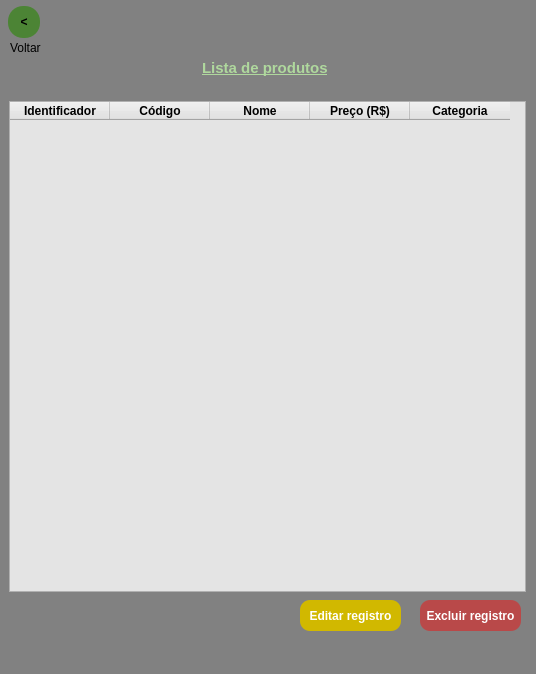
Qt form lib/janelaVerifProd.ui (antth-Luca/SistemaCadastro_MySQL) before a commit.
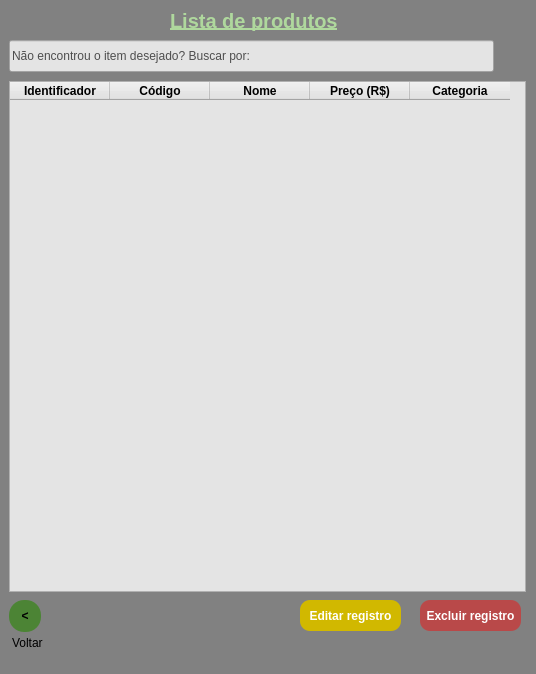
The same form after that commit. Icons and pictures are not drawn.

```diff
--- a/lib/janelaVerifProd.ui
+++ b/lib/janelaVerifProd.ui
@@ -20,8 +20,8 @@
    <widget class="QPushButton" name="botao_voltar">
     <property name="geometry">
      <rect>
-      <x>8</x>
-      <y>6</y>
+      <x>9</x>
+      <y>600</y>
       <width>32</width>
       <height>32</height>
      </rect>
@@ -45,8 +45,8 @@
    <widget class="QLabel" name="texto_botaoVoltar">
     <property name="geometry">
      <rect>
-      <x>10</x>
-      <y>40</y>
+      <x>12</x>
+      <y>635</y>
       <width>31</width>
       <height>16</height>
      </rect>
@@ -58,15 +58,15 @@
    <widget class="QLabel" name="label">
     <property name="geometry">
      <rect>
-      <x>202</x>
-      <y>60</y>
-      <width>132</width>
-      <height>16</height>
+      <x>170</x>
+      <y>10</y>
+      <width>181</width>
+      <height>21</height>
      </rect>
     </property>
     <property name="font">
      <font>
-      <pointsize>11</pointsize>
+      <pointsize>15</pointsize>
       <weight>75</weight>
       <bold>true</bold>
       <underline>true</underline>
@@ -83,9 +83,9 @@
     <property name="geometry">
      <rect>
       <x>9</x>
-      <y>101</y>
+      <y>81</y>
       <width>517</width>
-      <height>491</height>
+      <height>511</height>
      </rect>
     </property>
     <property name="styleSheet">
@@ -280,16 +280,39 @@
      <string>Editar registro</string>
     </property>
    </widget>
-  </widget>
-  <widget class="QMenuBar" name="menubar">
-   <property name="geometry">
-    <rect>
-     <x>0</x>
-     <y>0</y>
-     <width>536</width>
-     <height>21</height>
-    </rect>
-   </property>
+   <widget class="QLineEdit" name="lineEdit">
+    <property name="geometry">
+     <rect>
+      <x>9</x>
+      <y>40</y>
+      <width>485</width>
+      <height>32</height>
+     </rect>
+    </property>
+    <property name="styleSheet">
+     <string notr="true">background-color: rgb(228, 228, 228);
+color: rgb(78, 78, 78);</string>
+    </property>
+    <property name="text">
+     <string>Não encontrou o item desejado? Buscar por:</string>
+    </property>
+   </widget>
+   <widget class="QLabel" name="label_2">
+    <property name="geometry">
+     <rect>
+      <x>494</x>
+      <y>40</y>
+      <width>32</width>
+      <height>32</height>
+     </rect>
+    </property>
+    <property name="text">
+     <string/>
+    </property>
+    <property name="pixmap">
+     <pixmap>lupa.png</pixmap>
+    </property>
+   </widget>
   </widget>
   <widget class="QStatusBar" name="statusbar"/>
  </widget>
```
